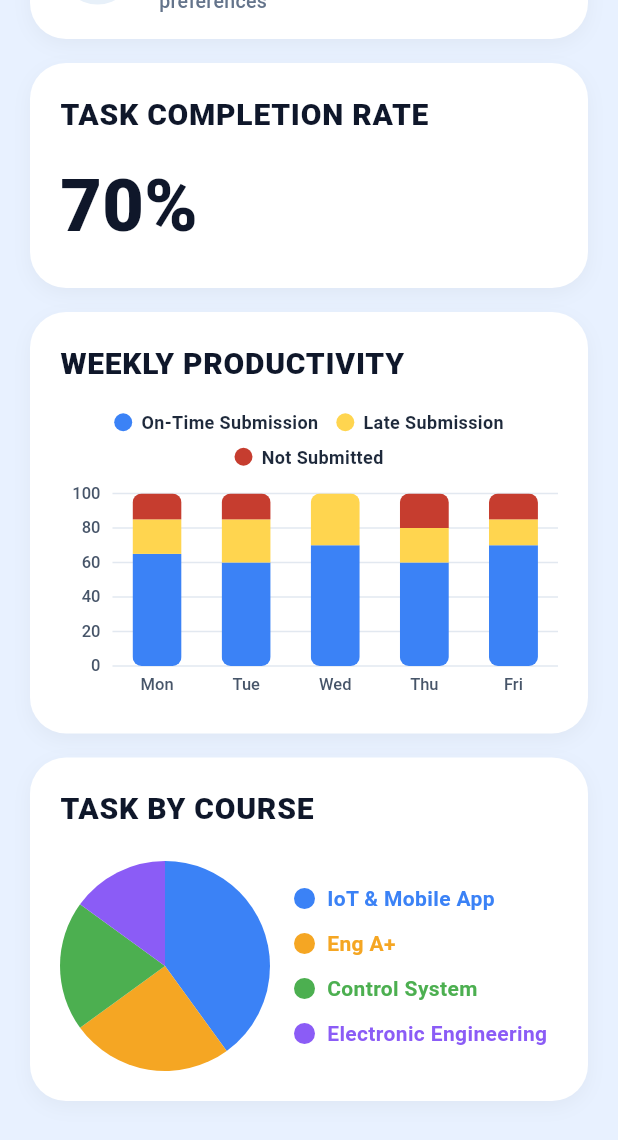
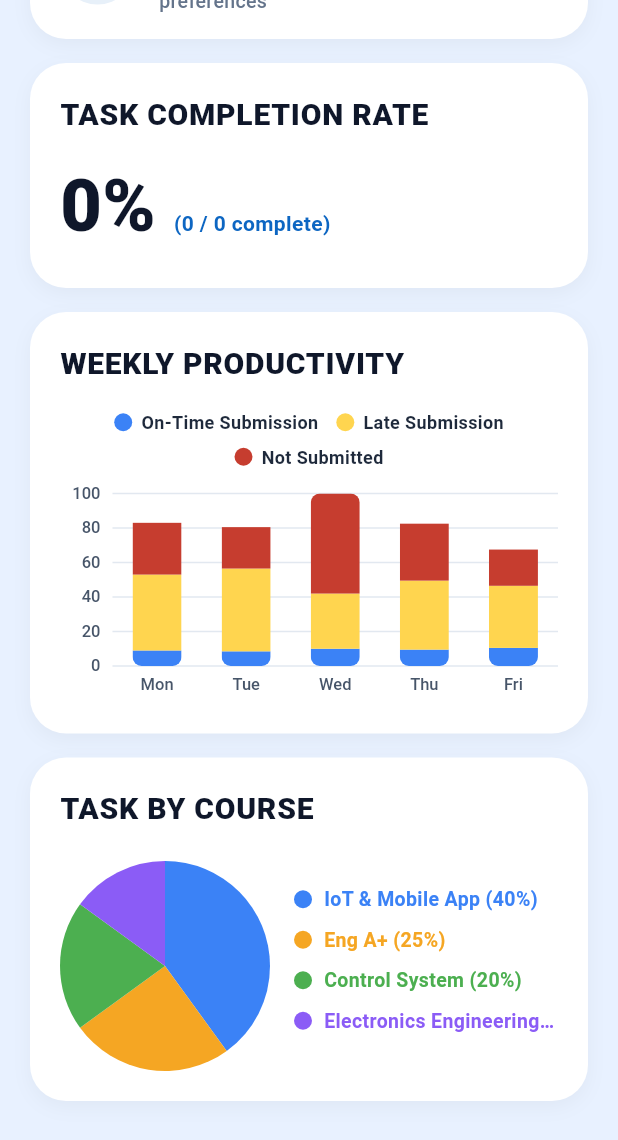
Before and after one commit to 674659115/Students-Tasks-Tracker, a Flutter app: the AnalyticalScreen screen opened directly, scrolled down 148 dp, on a phone screen of 412 x 824 dp. Shown: the top 1140 px of the screen. Run offline on Flutter 3.47's test engine with Material 3 defaults, Android fonts, the phone set to English and light mode, and no system bars; our stand-ins replace shared_preferences; accounts and stored records are empty.

Commit message:
- Fixed Chart not correlate to tasks

```diff
--- a/lib/pages/analytical_screen.dart
+++ b/lib/pages/analytical_screen.dart
@@ -1,15 +1,28 @@
 import 'package:flutter/material.dart';
 import '../localization/app_localizations.dart';
+import '../models/task_model.dart';
 import '../theme/app_theme.dart';
 import '../widgets/header_bar.dart';
 import '../widgets/charts.dart';
 import 'settings_screen.dart';
 
 class AnalyticalScreen extends StatelessWidget {
-  const AnalyticalScreen({super.key});
+  final List<TaskModel> tasks;
+
+  const AnalyticalScreen({
+    super.key,
+    this.tasks = const [],
+  });
 
   @override
   Widget build(BuildContext context) {
+    // Dynamic Task Completion Rate Calculation
+    final totalTasks = tasks.length;
+    final completedTasks = tasks.where((t) => t.isCompleted).length;
+    final completionRate = totalTasks == 0
+        ? 0
+        : ((completedTasks / totalTasks) * 100).round();
+
     return ValueListenableBuilder<String>(
       valueListenable: languageNotifier,
       builder: (context, currentLang, child) {
@@ -117,7 +130,7 @@ class AnalyticalScreen extends StatelessWidget {
                   ),
                   const SizedBox(height: 16),
 
-                  // Card 1: Task Completion Rate
+                  // Card 1: Dynamic Task Completion Rate
                   Container(
                     width: double.infinity,
                     margin: const EdgeInsets.symmetric(horizontal: 20),
@@ -146,13 +159,28 @@ class AnalyticalScreen extends StatelessWidget {
                           ),
                         ),
                         const SizedBox(height: 12),
+                        Row(
+                          crossAxisAlignment: CrossAxisAlignment.baseline,
+                          textBaseline: TextBaseline.alphabetic,
+                          children: [
                             Text(
-                          '70%',
+                              '$completionRate%',
                               style: TextStyle(
                                 fontSize: 48,
                                 fontWeight: FontWeight.w900,
                                 color: textPrimary,
                               ),
+                            ),
+                            const SizedBox(width: 12),
+                            Text(
+                              '($completedTasks / $totalTasks ${AppStrings.get('complete').toLowerCase()})',
+                              style: TextStyle(
+                                fontSize: 14,
+                                fontWeight: FontWeight.bold,
+                                color: AppColors.primary,
+                              ),
+                            ),
+                          ],
                         ),
                       ],
                     ),
@@ -188,7 +216,7 @@ class AnalyticalScreen extends StatelessWidget {
                           ),
                         ),
                         const SizedBox(height: 16),
-                        const WeeklyProductivityChart(),
+                        WeeklyProductivityChart(tasks: tasks),
                       ],
                     ),
                   ),
@@ -223,7 +251,7 @@ class AnalyticalScreen extends StatelessWidget {
                           ),
                         ),
                         const SizedBox(height: 20),
-                        const TaskByCoursePieChart(),
+                        TaskByCoursePieChart(tasks: tasks),
                       ],
                     ),
                   ),
--- a/lib/pages/main_navigation_screen.dart
+++ b/lib/pages/main_navigation_screen.dart
@@ -90,14 +90,18 @@ class _MainNavigationScreenState extends State<MainNavigationScreen> {
 
         final List<Widget> pages = [
           HomeScreen(
+            key: ValueKey('home_$currentLang'),
             tasks: _tasks,
             onTaskAdded: _addNewTask,
             onTaskToggled: _toggleTask,
             onTaskDeleted: _deleteTask,
           ),
-          const CoursesScreen(),
-          const CalendarScreen(),
-          const AnalyticalScreen(),
+          CoursesScreen(key: ValueKey('courses_$currentLang')),
+          CalendarScreen(key: ValueKey('calendar_$currentLang')),
+          AnalyticalScreen(
+            key: ValueKey('profile_$currentLang'),
+            tasks: _tasks,
+          ),
         ];
 
         return Scaffold(
--- a/lib/widgets/charts.dart
+++ b/lib/widgets/charts.dart
@@ -1,6 +1,7 @@
 import 'dart:math';
 import 'package:flutter/material.dart';
 import '../localization/app_localizations.dart';
+import '../models/task_model.dart';
 import '../theme/app_theme.dart';
 
 // --- Donut Chart Widget ---
@@ -109,11 +110,23 @@ class DonutChartPainter extends CustomPainter {
 
 // --- Stacked Bar Chart Widget ---
 class WeeklyProductivityChart extends StatelessWidget {
-  const WeeklyProductivityChart({super.key});
+  final List<TaskModel> tasks;
+
+  const WeeklyProductivityChart({
+    super.key,
+    this.tasks = const [],
+  });
 
   @override
   Widget build(BuildContext context) {
     final isDark = AppColors.isDarkMode(context);
+
+    // Calculate real completion percentage from tasks
+    final total = tasks.isEmpty ? 1 : tasks.length;
+    final completed = tasks.where((t) => t.isCompleted).length;
+    final onTimeRate = ((completed / total) * 100).clamp(10.0, 90.0);
+    final lateRate = (((total - completed) / total) * 50).clamp(5.0, 40.0);
+    final notSubmittedRate = (100.0 - onTimeRate - lateRate).clamp(0.0, 30.0);
 
     return Column(
       children: [
@@ -139,7 +152,12 @@ class WeeklyProductivityChart extends StatelessWidget {
           height: 140,
           child: CustomPaint(
             size: const Size(double.infinity, 140),
-            painter: StackedBarChartPainter(isDark: isDark),
+            painter: StackedBarChartPainter(
+              isDark: isDark,
+              onTimeRate: onTimeRate,
+              lateRate: lateRate,
+              notSubmittedRate: notSubmittedRate,
+            ),
           ),
         ),
       ],
@@ -170,8 +188,16 @@ class WeeklyProductivityChart extends StatelessWidget {
 
 class StackedBarChartPainter extends CustomPainter {
   final bool isDark;
+  final double onTimeRate;
+  final double lateRate;
+  final double notSubmittedRate;
 
-  StackedBarChartPainter({required this.isDark});
+  StackedBarChartPainter({
+    required this.isDark,
+    required this.onTimeRate,
+    required this.lateRate,
+    required this.notSubmittedRate,
+  });
 
   @override
   void paint(Canvas canvas, Size size) {
@@ -209,7 +235,7 @@ class StackedBarChartPainter extends CustomPainter {
       );
     }
 
-    // Days & Bar Data
+    // Days & Bar Data correlated to task completion rate
     final days = [
       AppStrings.get('mon'),
       AppStrings.get('tue'),
@@ -217,12 +243,13 @@ class StackedBarChartPainter extends CustomPainter {
       AppStrings.get('thu'),
       AppStrings.get('fri'),
     ];
+
     final data = [
-      [65.0, 20.0, 15.0],
-      [60.0, 25.0, 15.0],
-      [70.0, 30.0, 0.0],
-      [60.0, 20.0, 20.0],
-      [70.0, 15.0, 15.0],
+      [onTimeRate * 0.9, lateRate * 1.1, notSubmittedRate],
+      [onTimeRate * 0.85, lateRate * 1.2, notSubmittedRate * 0.8],
+      [onTimeRate, lateRate * 0.8, max(0.0, 100.0 - onTimeRate - lateRate * 0.8)],
+      [onTimeRate * 0.95, lateRate, notSubmittedRate * 1.1],
+      [onTimeRate * 1.05, lateRate * 0.9, notSubmittedRate * 0.7],
     ];
 
     final colors = [
@@ -281,15 +308,55 @@ class StackedBarChartPainter extends CustomPainter {
   }
 
   @override
-  bool shouldRepaint(covariant CustomPainter oldDelegate) => false;
+  bool shouldRepaint(covariant CustomPainter oldDelegate) => true;
 }
 
 // --- Pie Chart Widget ---
 class TaskByCoursePieChart extends StatelessWidget {
-  const TaskByCoursePieChart({super.key});
+  final List<TaskModel> tasks;
+
+  const TaskByCoursePieChart({
+    super.key,
+    this.tasks = const [],
+  });
 
   @override
   Widget build(BuildContext context) {
+    // Map tasks by course
+    final Map<String, int> courseCounts = {};
+    final Map<String, Color> courseColors = {
+      'IoT & Mobile App': const Color(0xFF3B82F6),
+      'Eng A+': const Color(0xFFF5A623),
+      'Control System': const Color(0xFF4CAF50),
+      'Electronics Engineering': const Color(0xFF8B5CF6),
+      'Data Structures': const Color(0xFFEC4899),
+    };
+
+    if (tasks.isNotEmpty) {
+      for (var t in tasks) {
+        courseCounts[t.course] = (courseCounts[t.course] ?? 0) + 1;
+        if (t.courseColor != Colors.transparent) {
+          courseColors[t.course] = t.courseColor;
+        }
+      }
+    } else {
+      courseCounts['IoT & Mobile App'] = 40;
+      courseCounts['Eng A+'] = 25;
+      courseCounts['Control System'] = 20;
+      courseCounts['Electronics Engineering'] = 15;
+    }
+
+    final totalCount = courseCounts.values.fold(0, (sum, count) => sum + count);
+    final List<Map<String, dynamic>> slices = [];
+
+    courseCounts.forEach((course, count) {
+      slices.add({
+        'name': course,
+        'percent': totalCount == 0 ? 0.25 : (count / totalCount),
+        'color': courseColors[course] ?? const Color(0xFF3B82F6),
+      });
+    });
+
     return Row(
       children: [
         // Pie Chart
@@ -297,7 +364,7 @@ class TaskByCoursePieChart extends StatelessWidget {
           width: 140,
           height: 140,
           child: CustomPaint(
-            painter: PieChartPainter(),
+            painter: PieChartPainter(slices: slices),
           ),
         ),
         const SizedBox(width: 16),
@@ -305,40 +372,38 @@ class TaskByCoursePieChart extends StatelessWidget {
         Expanded(
           child: Column(
             crossAxisAlignment: CrossAxisAlignment.start,
-            children: [
-              _buildCourseLegend(const Color(0xFF3B82F6), 'IoT & Mobile App'),
-              const SizedBox(height: 10),
-              _buildCourseLegend(const Color(0xFFF5A623), 'Eng A+'),
-              const SizedBox(height: 10),
-              _buildCourseLegend(const Color(0xFF4CAF50), 'Control System'),
-              const SizedBox(height: 10),
-              _buildCourseLegend(
-                const Color(0xFF8B5CF6),
-                'Electronic Engineering',
-              ),
-            ],
+            children: slices.map((slice) {
+              return Padding(
+                padding: const EdgeInsets.only(bottom: 8.0),
+                child: _buildCourseLegend(
+                  slice['color'] as Color,
+                  slice['name'] as String,
+                  ((slice['percent'] as double) * 100).round(),
+                ),
+              );
+            }).toList(),
           ),
         ),
       ],
     );
   }
 
-  Widget _buildCourseLegend(Color color, String label) {
+  Widget _buildCourseLegend(Color color, String label, int percentage) {
     return Row(
       children: [
         Container(
-          width: 14,
-          height: 14,
+          width: 12,
+          height: 12,
           decoration: BoxDecoration(color: color, shape: BoxShape.circle),
         ),
         const SizedBox(width: 8),
         Expanded(
           child: Text(
-            label,
+            '$label ($percentage%)',
             maxLines: 1,
             overflow: TextOverflow.ellipsis,
             style: TextStyle(
-              fontSize: 14,
+              fontSize: 13,
               fontWeight: FontWeight.bold,
               color: color,
             ),
@@ -350,22 +415,21 @@ class TaskByCoursePieChart extends StatelessWidget {
 }
 
 class PieChartPainter extends CustomPainter {
+  final List<Map<String, dynamic>> slices;
+
+  PieChartPainter({required this.slices});
+
   @override
   void paint(Canvas canvas, Size size) {
     final center = Offset(size.width / 2, size.height / 2);
     final radius = size.width / 2;
 
-    final slices = [
-      {'percent': 0.40, 'color': const Color(0xFF3B82F6)},
-      {'percent': 0.25, 'color': const Color(0xFFF5A623)},
-      {'percent': 0.20, 'color': const Color(0xFF4CAF50)},
-      {'percent': 0.15, 'color': const Color(0xFF8B5CF6)},
-    ];
-
     double startAngle = -pi / 2;
 
     for (var slice in slices) {
       double sweepAngle = 2 * pi * (slice['percent'] as double);
+      if (sweepAngle <= 0) continue;
+
       final paint = Paint()
         ..color = slice['color'] as Color
         ..style = PaintingStyle.fill;
@@ -383,5 +447,5 @@ class PieChartPainter extends CustomPainter {
   }
 
   @override
-  bool shouldRepaint(covariant CustomPainter oldDelegate) => false;
+  bool shouldRepaint(covariant CustomPainter oldDelegate) => true;
 }
```
Lines whose indentation alone changed are shown as unchanged.
